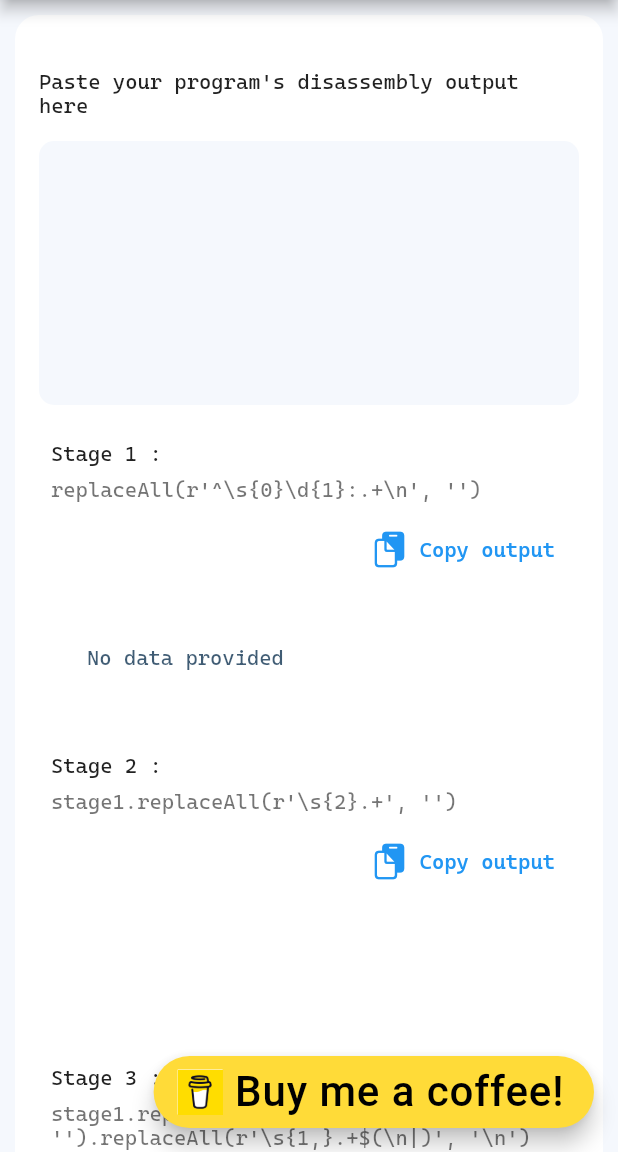
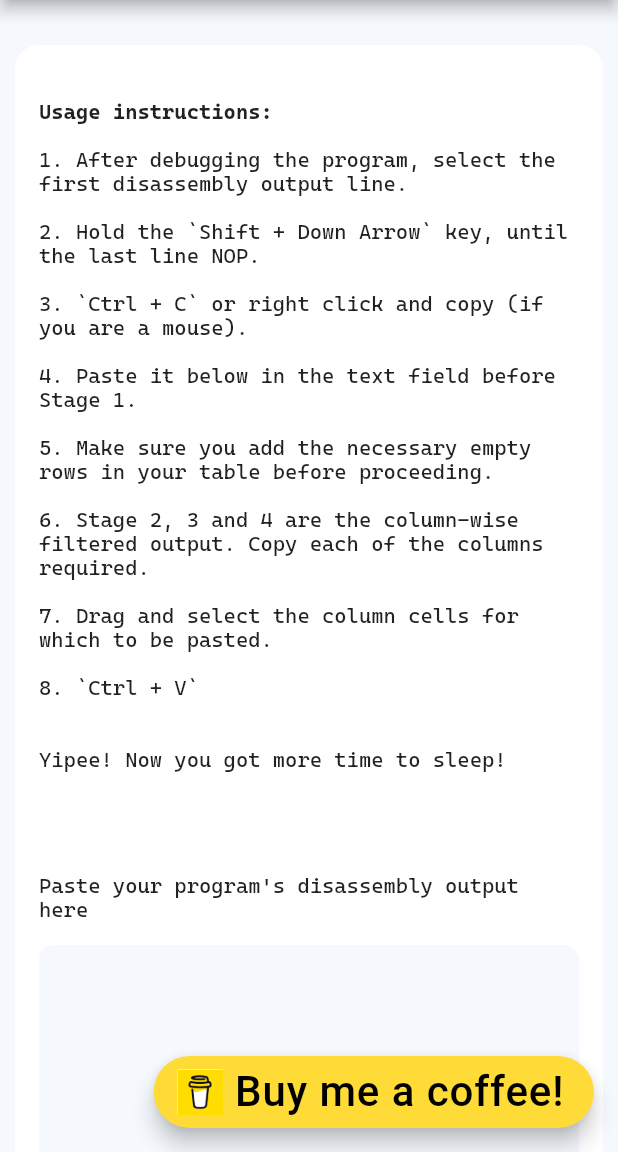
Before and after one commit to rithviknishad/keil_disassembly, a Flutter app: the screen it shows after launch, on a phone screen of 412 x 824 dp, the part 84-1236 px from its top. Run offline on Flutter 3.47's test engine with Material 2 defaults, Android fonts, the phone set to English and light mode, and no system bars; our stand-ins replace flutter_icons, google_fonts; missing offline and left inert: flutter_animator; Roboto replaces fonts that are missing (Cookie); project files that could hold a hidden picture were left out.

Commit message:
i think it's stable now! go!

```diff
--- a/lib/main.dart
+++ b/lib/main.dart
@@ -33,17 +33,6 @@ class MyApp extends StatelessWidget {
           actionTextColor: _secondary,
           disabledActionTextColor: Colors.grey,
           contentTextStyle: TextStyle(color: Colors.white),
-        ),
-
-        elevatedButtonTheme: ElevatedButtonThemeData(
-          style: ButtonStyle(
-            backgroundColor: MaterialStateProperty.all(_primary),
-            textStyle: MaterialStateProperty.all(TextStyle(
-              fontFamily: 'Ubuntu',
-              color: _accent,
-              fontWeight: FontWeight.w500,
-            )),
-          ),
         ),
 
         // Bottom Navigation Bar Theme
--- a/lib/routes/home.dart
+++ b/lib/routes/home.dart
@@ -1,7 +1,9 @@
 import 'package:flutter/cupertino.dart';
+import 'package:flutter/foundation.dart';
 import 'package:flutter/material.dart';
 import 'package:flutter/services.dart';
 import 'package:flutter_animator/flutter_animator.dart';
+import 'package:flutter_icons/flutter_icons.dart';
 import 'package:google_fonts/google_fonts.dart';
 import 'package:keil_disassembly/partials/animprefs.dart';
 import 'package:url_launcher/url_launcher.dart';
@@ -47,9 +49,42 @@ class _MyHomePageState extends State<MyHomePage> {
                 fontWeight: FontWeight.w400, color: theme.primaryColor),
           ),
         ),
+        actions: [
+          if (kIsWeb)
+            TextButton.icon(
+              label: Text("See code at GitHub"),
+              icon: Icon(AntDesign.github),
+              onPressed: () async {
+                var urlString =
+                    "https://github.com/rithviknishad/keil_disassembly";
+
+                if (await canLaunch(urlString))
+                  await launch(urlString);
+                else
+                  throw "Something went wrong!";
+              },
+            ),
+          if (kIsWeb) SizedBox(width: 30),
+          if (kIsWeb)
+            TextButton.icon(
+              label: Text("Support"),
+              icon: Icon(Feather.heart),
+              onPressed: () async {
+                var urlString = "https://buymeacoffee.com/rithviknishad/";
+
+                if (await canLaunch(urlString))
+                  await launch(urlString);
+                else
+                  throw "Something went wrong!";
+              },
+            ),
+          if (kIsWeb) SizedBox(width: 30),
+        ],
       ),
       body: CupertinoScrollbar(
         isAlwaysShown: true,
+        thickness: 6,
+        thicknessWhileDragging: 16,
         child: SingleChildScrollView(
           physics: const BouncingScrollPhysics(),
           child: Center(
@@ -61,11 +96,38 @@ class _MyHomePageState extends State<MyHomePage> {
                   shape: RoundedRectangleBorder(
                     borderRadius: BorderRadius.circular(16),
                   )),
-              margin: const EdgeInsets.all(10),
+              margin: const EdgeInsets.symmetric(vertical: 30, horizontal: 10),
               padding: const EdgeInsets.all(8),
               child: Column(
                 mainAxisSize: MainAxisSize.min,
                 children: [
+                  SizedBox(height: 20),
+                  Container(
+                    alignment: Alignment.centerLeft,
+                    padding: const EdgeInsets.all(8.0),
+                    child: Text(
+                      "Usage instructions: ",
+                      style: TextStyle(
+                        fontWeight: FontWeight.bold,
+                      ),
+                    ),
+                  ),
+                  Container(
+                    alignment: Alignment.centerLeft,
+                    padding: const EdgeInsets.all(8.0),
+                    child: Text(
+                      "1. After debugging the program, select the first disassembly output line.\n\n"
+                      "2. Hold the `Shift + Down Arrow` key, until the last line NOP.\n\n"
+                      "3. `Ctrl + C` or right click and copy (if you are a mouse).\n\n"
+                      "4. Paste it below in the text field before Stage 1.\n\n"
+                      "5. Make sure you add the necessary empty rows in your table before proceeding.\n\n"
+                      "6. Stage 2, 3 and 4 are the column-wise filtered output. Copy each of the columns required.\n\n"
+                      "7. Drag and select the column cells for which to be pasted.\n\n"
+                      "8. `Ctrl + V`\n\n"
+                      "\n"
+                      "Yipee! Now you got more time to sleep!\n\n",
+                    ),
+                  ),
                   SizedBox(height: 20),
                   Container(
                     alignment: Alignment.centerLeft,
@@ -167,12 +229,15 @@ class StageOutput extends StatelessWidget {
   Widget build(BuildContext context) {
     final theme = Theme.of(context);
 
-    return Padding(
+    return FadeInUp(
+      preferences: animPref400,
+      child: Padding(
         padding: const EdgeInsets.all(8.0),
         child: Column(
           mainAxisSize: MainAxisSize.min,
           crossAxisAlignment: CrossAxisAlignment.start,
           children: [
+            SizedBox(height: 50),
             Container(
               alignment: Alignment.centerLeft,
               padding: const EdgeInsets.all(8.0),
@@ -215,31 +280,26 @@ class StageOutput extends StatelessWidget {
             Container(
               padding: const EdgeInsets.all(16),
               decoration: ShapeDecoration(
+                  color: Colors.grey[50].withOpacity(0.5),
                   shape: RoundedRectangleBorder(
-              borderRadius: BorderRadius.circular(16),
+                    borderRadius: BorderRadius.circular(8),
                   )),
-            constraints: BoxConstraints(maxHeight: 200),
               child: CupertinoScrollbar(
                 child: SingleChildScrollView(
                   padding: const EdgeInsets.all(8),
                   scrollDirection: Axis.horizontal,
-                child: CupertinoScrollbar(
-                  child: SingleChildScrollView(
-                    scrollDirection: Axis.vertical,
-                    padding: const EdgeInsets.all(8),
                   child: Text(
                     output ?? "No data provided",
                     textAlign: TextAlign.left,
-                      style: TextStyle(
-                          color: theme.primaryColor.withOpacity(0.75)),
-                    ),
-                  ),
+                    style:
+                        TextStyle(color: theme.primaryColor.withOpacity(0.75)),
                   ),
                 ),
               ),
             ),
           ],
         ),
+      ),
     );
   }
 }
```
Also changed, not shown: assets/fonts/UFL.txt (deleted, +0 -96 lines), pubspec.yaml (+1 -21 lines), assets/fonts/Ubuntu-Bold.ttf (deleted), assets/fonts/Ubuntu-BoldItalic.ttf (deleted), assets/fonts/Ubuntu-Italic.ttf (deleted), assets/fonts/Ubuntu-Light.ttf (deleted), assets/fonts/Ubuntu-LightItalic.ttf (deleted), assets/fonts/Ubuntu-Medium.ttf (deleted), assets/fonts/Ubuntu-MediumItalic.ttf (deleted), assets/fonts/Ubuntu-Regular.ttf (deleted), pubspec.lock. Lines whose indentation alone changed are shown as unchanged.
